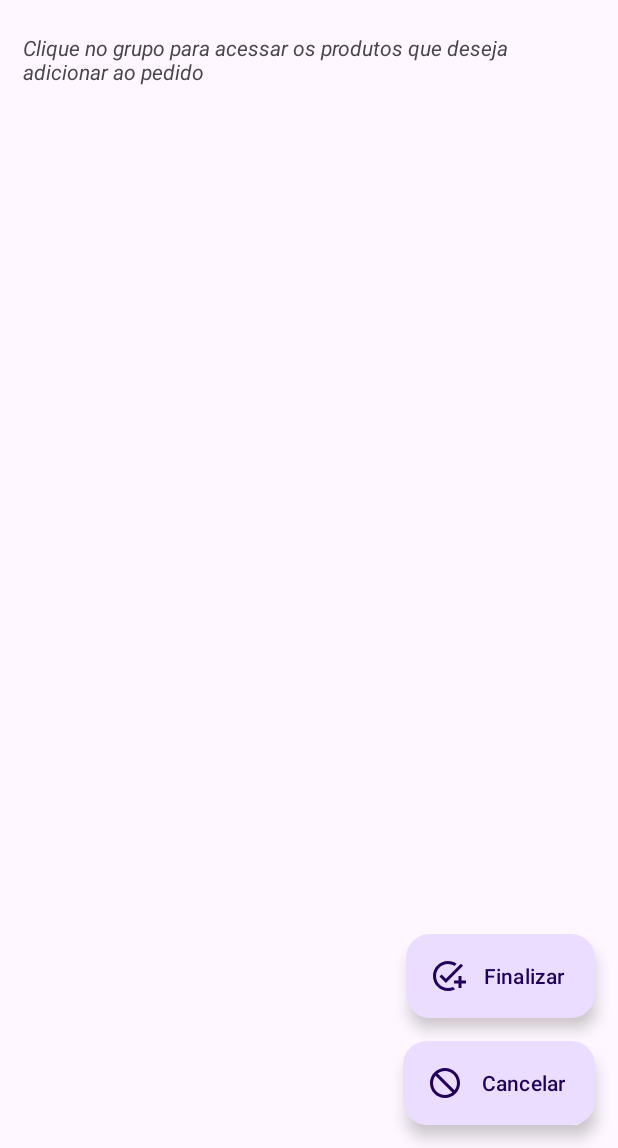
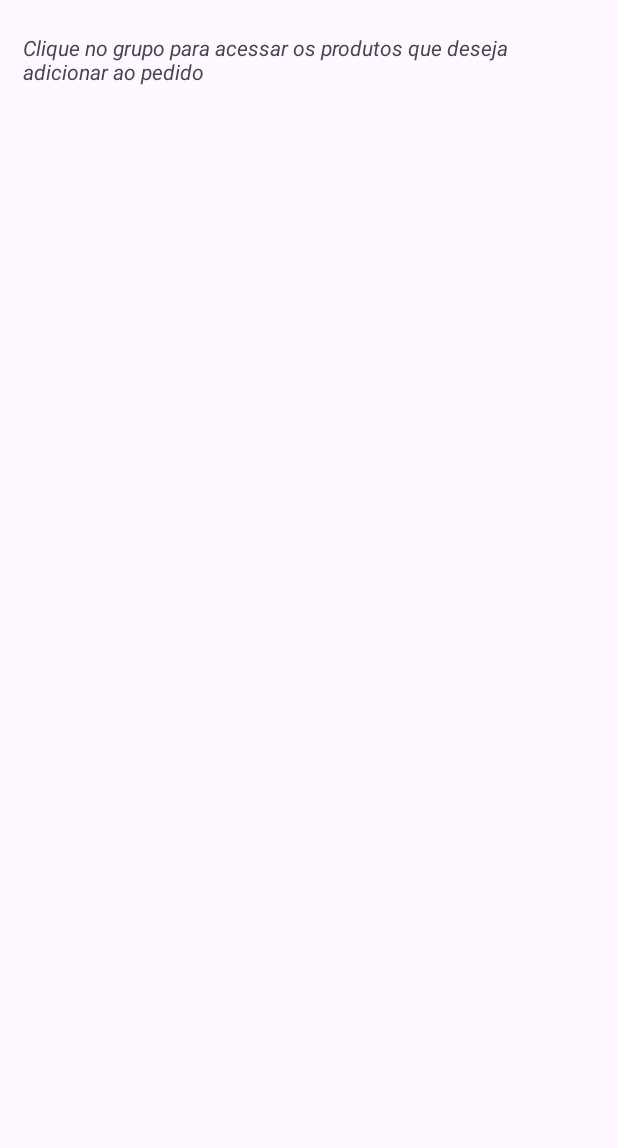
Before and after one commit to marceloviana1991/cardapio-digital-mobile, an Android app: the MainActivity screen opened directly, with no data from a screen before it, on a phone screen of 412 x 824 dp, the part 88-1236 px from its top. Run offline under Robolectric (Android 15) with nearby library versions, the phone set to English and light mode, and no system bars.

```diff
--- a/CardapioDigital/app/src/main/AndroidManifest.xml
+++ b/CardapioDigital/app/src/main/AndroidManifest.xml
@@ -16,9 +16,6 @@
         android:theme="@style/Theme.CardapioDigital"
         tools:targetApi="31">
         <activity
-            android:name=".http.MainActivity2"
-            android:exported="false" />
-        <activity
             android:name=".ProdutoActivity"
             android:exported="false" />
         <activity
--- a/CardapioDigital/app/src/main/java/marceloviana1991/cardapiodigital/LoginActivity.kt
+++ b/CardapioDigital/app/src/main/java/marceloviana1991/cardapiodigital/LoginActivity.kt
@@ -9,6 +9,7 @@ import androidx.appcompat.app.AppCompatActivity
 import androidx.core.view.ViewCompat
 import androidx.core.view.WindowInsetsCompat
 import androidx.lifecycle.lifecycleScope
+import kotlinx.coroutines.Dispatchers.IO
 import kotlinx.coroutines.MainScope
 import kotlinx.coroutines.launch
 import marceloviana1991.cardapiodigital.databinding.ActivityLoginBinding
--- a/CardapioDigital/app/src/main/java/marceloviana1991/cardapiodigital/MainActivity.kt
+++ b/CardapioDigital/app/src/main/java/marceloviana1991/cardapiodigital/MainActivity.kt
@@ -3,6 +3,7 @@ package marceloviana1991.cardapiodigital
 import android.annotation.SuppressLint
 import android.content.Intent
 import android.os.Bundle
+import android.view.View
 import android.widget.ArrayAdapter
 import android.widget.Toast
 import androidx.activity.enableEdgeToEdge
@@ -86,6 +87,8 @@ class MainActivity : AppCompatActivity() {
             .setMessage("Deseja confirmar operação?")
             .setView(finalizarPedidoBinding.root)
             .setPositiveButton("CONFIRMAR" ) { _, _ ->
+                binding.floatingActionButtonCancelar.visibility = View.GONE
+                binding.floatingActionButtonConfirmar.visibility = View.GONE
                 PedidoMemory.limpar()
             }
             .setNegativeButton("CANCELAR", null)
@@ -147,4 +150,12 @@ class MainActivity : AppCompatActivity() {
 
         }
     }
+
+    override fun onResume() {
+        super.onResume()
+        if (PedidoMemory.registrar().isNotEmpty()) {
+            binding.floatingActionButtonCancelar.visibility = View.VISIBLE
+            binding.floatingActionButtonConfirmar.visibility = View.VISIBLE
         }
+    }
+}
--- a/CardapioDigital/app/src/main/res/layout/activity_main.xml
+++ b/CardapioDigital/app/src/main/res/layout/activity_main.xml
@@ -54,6 +54,7 @@
             app:layout_constraintBottom_toTopOf="@+id/floatingActionButton_cancelar"
             android:layout_margin="15dp"
             app:icon="@drawable/baseline_add_task_24"
+            android:visibility="gone"
             android:text="Finalizar"/>
 
         <com.google.android.material.floatingactionbutton.ExtendedFloatingActionButton
@@ -64,7 +65,7 @@
             app:layout_constraintBottom_toBottomOf="parent"
             app:layout_constraintEnd_toEndOf="parent"
             android:layout_margin="15dp"
-
+            android:visibility="gone"
             android:text="Cancelar"/>
 
         <androidx.recyclerview.widget.RecyclerView
```
Lines whose indentation alone changed are shown as unchanged.
